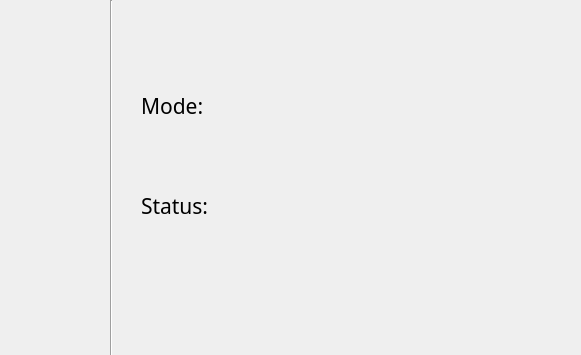
Qt form widget.ui (rltjfkrhgo/BoB_connect6) before a commit; both pictures show x 699 to 1280 and y 0 to 355 of the 1280 by 800 pixel window.
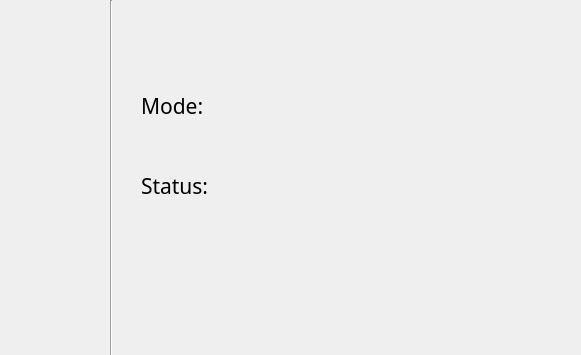
The same form after that commit.

The edit to the form file:
```diff
--- a/widget.ui
+++ b/widget.ui
@@ -30,7 +30,7 @@
    <property name="geometry">
     <rect>
      <x>840</x>
-     <y>190</y>
+     <y>170</y>
      <width>421</width>
      <height>31</height>
     </rect>
```
Left out of the diff: 19 changed lines with no effect on the pictures.
